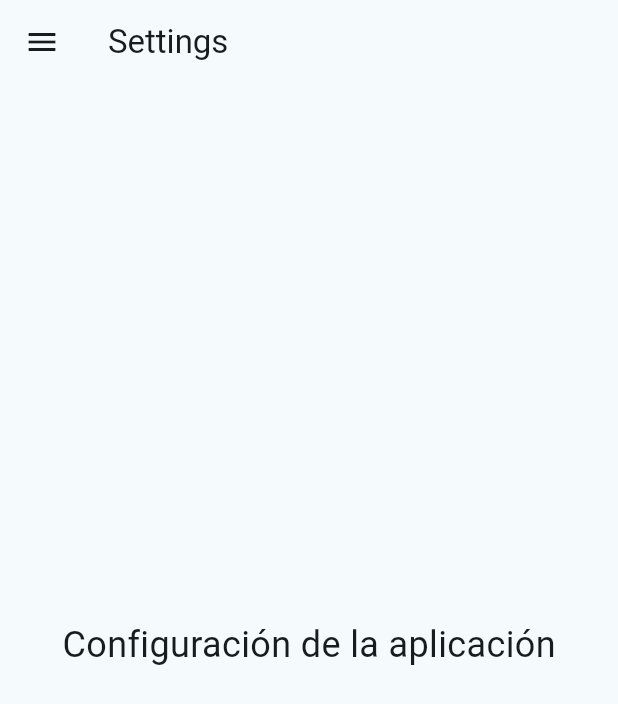
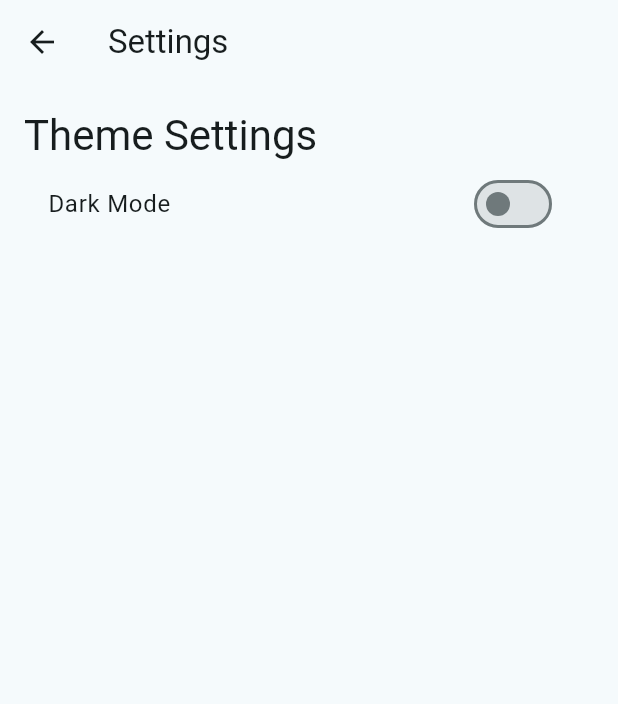
Before and after one commit to lilruwu/OpenDike, a Flutter app: the SettingsPage screen opened directly, on a phone screen of 412 x 824 dp. Shown: the top 704 px of the screen. Run offline on Flutter 3.47's test engine with Material 3 defaults, Android fonts, the phone set to English and light mode, and no system bars; our stand-ins replace file_picker.

Commit message:
feat: settings added

```diff
--- a/src/flutter_application_1/lib/main.dart
+++ b/src/flutter_application_1/lib/main.dart
@@ -14,6 +14,9 @@ class MyApp extends StatelessWidget {
       title: '🌊OpenDike Demo🌊',
       theme: ThemeData(
         colorScheme: ColorScheme.fromSeed(seedColor: const Color.fromARGB(255, 58, 175, 196)),
+        primarySwatch: Colors.blue,
+        visualDensity: VisualDensity.adaptivePlatformDensity,
+
         useMaterial3: true,
       ),
       home: const MyHomePage(title: 'OpenDike Demo🌊'),
--- a/src/flutter_application_1/lib/settings_page.dart
+++ b/src/flutter_application_1/lib/settings_page.dart
@@ -1,94 +1,67 @@
 import 'package:flutter/material.dart';
 
-// Pantalla de configuración
 class SettingsPage extends StatefulWidget {
-  const SettingsPage({super.key});
+  const SettingsPage({Key? key}) : super(key: key);
 
   @override
-  State<SettingsPage> createState() => _SettingsPageState();
+  _SettingsPageState createState() => _SettingsPageState();
 }
 
 class _SettingsPageState extends State<SettingsPage> {
   bool _isDarkModeEnabled = false;
-  String _selectedLanguage = 'Español'; // Idioma inicial
+  String _selectedLanguage = 'English'; // Valor inicial del idioma seleccionado
 
-  void _toggleDarkMode(bool value) {
+  void _toggleDarkMode(bool isEnabled) {
     setState(() {
-      _isDarkModeEnabled = value;
-      // Aquí puedes implementar el cambio de tema globalmente
-      // por ejemplo, usando el paquete provider o shared preferences.
+      _isDarkModeEnabled = isEnabled;
     });
+    // Aquí podrías aplicar cambios de tema o guardar la preferencia en Shared Preferences
   }
 
   void _changeLanguage(String language) {
     setState(() {
       _selectedLanguage = language;
-      // Implementación básica para cambiar el idioma globalmente
-      // Puedes usar algún paquete de internacionalización como flutter_i18n o intl
-      // Aquí simularemos el cambio de idioma con un simple mensaje de consola
-      if (language == 'Español') {
-        print('Cambiando a Español');
-        // Aquí podrías implementar la lógica para cambiar el idioma de toda la app
-      } else if (language == 'Gallego') {
-        print('Cambiando a Gallego');
-        // Aquí podrías implementar la lógica para cambiar el idioma de toda la app
-      }
     });
+    // Aquí podrías aplicar cambios de idioma o guardar la preferencia en Shared Preferences
   }
 
   @override
   Widget build(BuildContext context) {
     return Scaffold(
       appBar: AppBar(
-        title: const Text('Settings'),
+        title: Text('Settings'),
       ),
-      drawer: Drawer(
-        child: ListView(
-          padding: EdgeInsets.zero,
-          children: <Widget>[
-            DrawerHeader(
-              decoration: BoxDecoration(
-                color: Theme.of(context).primaryColor,
-              ),
-              child: const Text(
-                'Configuración',
-                style: TextStyle(color: Colors.white, fontSize: 24),
-              ),
+      body: Padding(
+        padding: const EdgeInsets.all(16.0),
+        child: Column(
+          crossAxisAlignment: CrossAxisAlignment.start,
+          children: [
+            Text(
+              'Theme Settings',
+              style: Theme.of(context).textTheme.headlineMedium,
+ // Change 'headline6' to 'headline4'
             ),
-            ListTile(
-              title: const Text('Modo Oscuro'),
-              trailing: Switch(
-                value: _isDarkModeEnabled,
-                onChanged: _toggleDarkMode,
-              ),
-            ),
-            ListTile(
-              title: const Text('Idioma'),
-              trailing: DropdownButton<String>(
-                value: _selectedLanguage,
-                onChanged: (String? value) => _changeLanguage(value!),
-                items: <String>['Español', 'Gallego']
-                    .map<DropdownMenuItem<String>>((String value) {
-                  return DropdownMenuItem<String>(
-                    value: value,
-                    child: Text(value),
-                  );
-                }).toList(),
-              ),
-            ),
-          ],
-        ),
-      ),
-      body: const Center(
-        child: Column(
-          mainAxisAlignment: MainAxisAlignment.center,
-          children: <Widget>[
-            Text(
-              'Configuración de la aplicación',
-              style: TextStyle(fontSize: 24),
+            SwitchListTile(
+              title: Text('Dark Mode'),
+              value: _isDarkModeEnabled,
+              onChanged: _toggleDarkMode,
             ),
             SizedBox(height: 20),
-            // Aquí puedes agregar elementos adicionales de configuración si es necesario
+            // Text(
+            //   'Language Settings',
+            //   style: Theme.of(context).textTheme.titleLarge,
+            // ),
+            // DropdownButton<String>(
+            //   value: _selectedLanguage,
+            //   onChanged: (String? value) => _changeLanguage(value!),
+            //   items: <String>['English', 'Spanish', 'French', 'German']
+            //       .map<DropdownMenuItem<String>>((String value) {
+            //     return DropdownMenuItem<String>(
+            //       value: value,
+            //       child: Text(value),
+            //     );
+            //   }).toList(),
+            // ),
           ],
         ),
       ),
--- a/src/flutter_application_1/pubspec.yaml
+++ b/src/flutter_application_1/pubspec.yaml
@@ -31,7 +31,6 @@ dependencies:
   flutter:
     sdk: flutter
   file_picker: ^4.0.0
-
 
   # The following adds the Cupertino Icons font to your application.
   # Use with the CupertinoIcons class for iOS style icons.
```
Also changed, not shown: src/flutter_application_1/lib/home_page.dart (+6 -46 lines).
